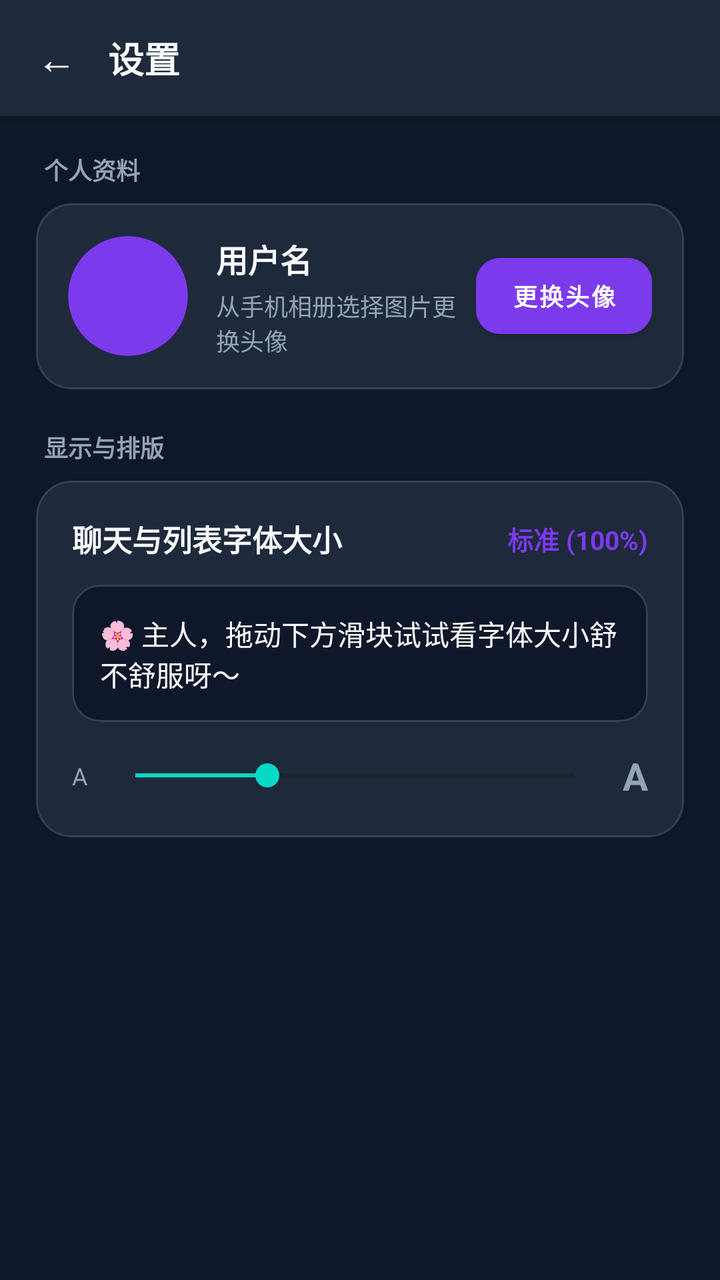
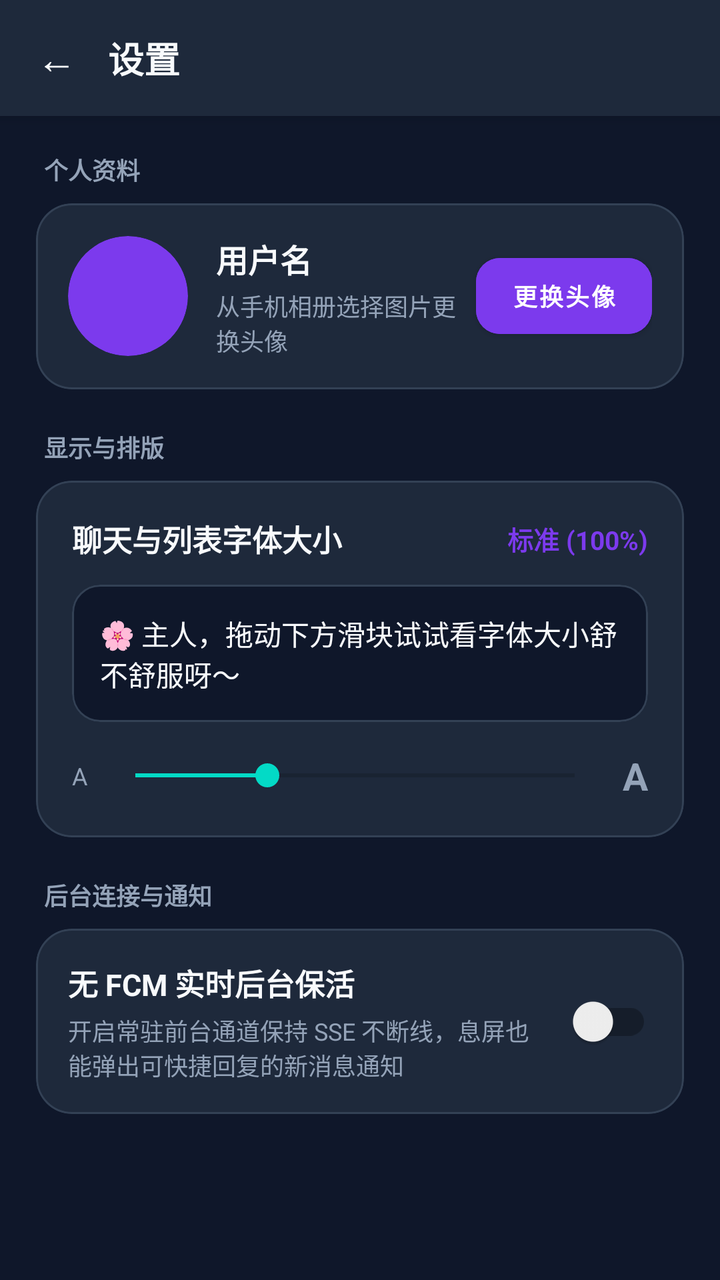

Two renders of the same Android screen: before a commit and after it. Below are the layout's source before the change and the commit's diff.
<!-- AndroidManifest.xml: application theme Theme.MaterialComponents.DayNight.NoActionBar -->
<!-- res/layout/activity_settings.xml -->
<?xml version="1.0" encoding="utf-8"?>
<LinearLayout xmlns:android="http://schemas.android.com/apk/res/android"
    xmlns:app="http://schemas.android.com/apk/res-auto"
    android:id="@+id/settings_root"
    android:layout_width="match_parent"
    android:layout_height="match_parent"
    android:orientation="vertical"
    android:background="#0F172A">

    
    <LinearLayout
        android:id="@+id/settings_topbar"
        android:layout_width="match_parent"
        android:layout_height="58dp"
        android:background="#1E293B"
        android:orientation="horizontal"
        android:gravity="center_vertical"
        android:paddingStart="6dp"
        android:paddingEnd="16dp"
        android:elevation="4dp">

        <com.google.android.material.button.MaterialButton
            android:id="@+id/btn_settings_back"
            style="@style/Widget.MaterialComponents.Button.TextButton"
            android:layout_width="44dp"
            android:layout_height="44dp"
            android:minWidth="0dp"
            android:minHeight="0dp"
            android:insetTop="0dp"
            android:insetBottom="0dp"
            android:text="←"
            android:textColor="#F8FAFC"
            android:textSize="20sp"
            android:padding="0dp" />

        <TextView
            android:id="@+id/tv_settings_title"
            android:layout_width="wrap_content"
            android:layout_height="wrap_content"
            android:layout_marginStart="4dp"
            android:text="设置"
            android:textColor="#F8FAFC"
            android:textSize="18sp"
            android:textStyle="bold" />
    </LinearLayout>

    <ScrollView
        android:layout_width="match_parent"
        android:layout_height="match_parent"
        android:scrollbars="none">

        <LinearLayout
            android:layout_width="match_parent"
            android:layout_height="wrap_content"
            android:orientation="vertical"
            android:padding="18dp">

            
            <TextView
                android:id="@+id/tv_section_profile"
                android:layout_width="wrap_content"
                android:layout_height="wrap_content"
                android:text="个人资料"
                android:textColor="#94A3B8"
                android:textSize="12sp"
                android:textStyle="bold"
                android:layout_marginStart="4dp"
                android:layout_marginBottom="8dp" />

            <com.google.android.material.card.MaterialCardView
                android:id="@+id/card_settings_avatar"
                android:layout_width="match_parent"
                android:layout_height="wrap_content"
                android:layout_marginBottom="20dp"
                app:cardBackgroundColor="#1E293B"
                app:cardCornerRadius="18dp"
                app:cardElevation="0dp"
                app:strokeColor="#334155"
                app:strokeWidth="1dp">

                <LinearLayout
                    android:layout_width="match_parent"
                    android:layout_height="wrap_content"
                    android:orientation="horizontal"
                    android:gravity="center_vertical"
                    android:padding="16dp">

                    <com.google.android.material.card.MaterialCardView
                        android:layout_width="60dp"
                        android:layout_height="60dp"
                        app:cardBackgroundColor="#7C3AED"
                        app:cardCornerRadius="30dp"
                        app:cardElevation="0dp"
                        app:strokeWidth="0dp">

                        <FrameLayout
                            android:layout_width="match_parent"
                            android:layout_height="match_parent">

                            <TextView
                                android:id="@+id/tv_settings_avatar"
                                android:layout_width="match_parent"
                                android:layout_height="match_parent"
                                android:gravity="center"
                                android:textColor="#FFFFFF"
                                android:textSize="22sp"
                                android:textStyle="bold" />

                            <ImageView
                                android:id="@+id/iv_settings_avatar"
                                android:layout_width="match_parent"
                                android:layout_height="match_parent"
                                android:scaleType="centerCrop"
                                android:visibility="gone"
                                android:contentDescription="设置头像预览" />
                        </FrameLayout>
                    </com.google.android.material.card.MaterialCardView>

                    <LinearLayout
                        android:layout_width="0dp"
                        android:layout_height="wrap_content"
                        android:layout_weight="1"
                        android:layout_marginStart="14dp"
                        android:orientation="vertical">

                        <TextView
                            android:id="@+id/tv_settings_name"
                            android:layout_width="wrap_content"
                            android:layout_height="wrap_content"
                            android:text="用户名"
                            android:textColor="#F8FAFC"
                            android:textSize="16sp"
                            android:textStyle="bold" />

                        <TextView
                            android:id="@+id/tv_settings_avatar_desc"
                            android:layout_width="wrap_content"
                            android:layout_height="wrap_content"
                            android:layout_marginTop="3dp"
                            android:text="从手机相册选择图片更换头像"
                            android:textColor="#94A3B8"
                            android:textSize="12sp" />
                    </LinearLayout>

                    <com.google.android.material.button.MaterialButton
                        android:id="@+id/btn_pick_avatar"
                        android:layout_width="wrap_content"
                        android:layout_height="38dp"
                        android:minHeight="0dp"
                        android:insetTop="0dp"
                        android:insetBottom="0dp"
                        android:backgroundTint="#7C3AED"
                        android:text="更换头像"
                        android:textColor="#FFFFFF"
                        android:textSize="12sp"
                        android:textStyle="bold"
                        android:paddingStart="14dp"
                        android:paddingEnd="14dp"
                        app:cornerRadius="12dp" />
                </LinearLayout>
            </com.google.android.material.card.MaterialCardView>

            
            <TextView
                android:id="@+id/tv_section_display"
                android:layout_width="wrap_content"
                android:layout_height="wrap_content"
                android:text="显示与排版"
                android:textColor="#94A3B8"
                android:textSize="12sp"
                android:textStyle="bold"
                android:layout_marginStart="4dp"
                android:layout_marginBottom="8dp" />

            <com.google.android.material.card.MaterialCardView
                android:id="@+id/card_settings_font"
                android:layout_width="match_parent"
                android:layout_height="wrap_content"
                android:layout_marginBottom="20dp"
                app:cardBackgroundColor="#1E293B"
                app:cardCornerRadius="18dp"
                app:cardElevation="0dp"
                app:strokeColor="#334155"
                app:strokeWidth="1dp">

                <LinearLayout
                    android:layout_width="match_parent"
                    android:layout_height="wrap_content"
                    android:orientation="vertical"
                    android:padding="18dp">

                    <LinearLayout
                        android:layout_width="match_parent"
                        android:layout_height="wrap_content"
                        android:orientation="horizontal"
                        android:gravity="center_vertical"
                        android:layout_marginBottom="12dp">

                        <TextView
                            android:id="@+id/tv_font_title"
                            android:layout_width="0dp"
                            android:layout_height="wrap_content"
                            android:layout_weight="1"
                            android:text="聊天与列表字体大小"
                            android:textColor="#F8FAFC"
                            android:textSize="15sp"
                            android:textStyle="bold" />

                        <TextView
                            android:id="@+id/tv_font_value"
                            android:layout_width="wrap_content"
                            android:layout_height="wrap_content"
                            android:text="标准 (100%)"
                            android:textColor="#7C3AED"
                            android:textSize="13sp"
                            android:textStyle="bold" />
                    </LinearLayout>

                    
                    <com.google.android.material.card.MaterialCardView
                        android:id="@+id/card_font_preview"
                        android:layout_width="match_parent"
                        android:layout_height="wrap_content"
                        android:layout_marginBottom="14dp"
                        app:cardBackgroundColor="#0F172A"
                        app:cardCornerRadius="14dp"
                        app:cardElevation="0dp"
                        app:strokeColor="#334155"
                        app:strokeWidth="1dp">

                        <TextView
                            android:id="@+id/tv_font_preview"
                            android:layout_width="match_parent"
                            android:layout_height="wrap_content"
                            android:padding="14dp"
                            android:text="🌸 主人，拖动下方滑块试试看字体大小舒不舒服呀～"
                            android:textColor="#F8FAFC"
                            android:textSize="14sp" />
                    </com.google.android.material.card.MaterialCardView>

                    <LinearLayout
                        android:layout_width="match_parent"
                        android:layout_height="wrap_content"
                        android:orientation="horizontal"
                        android:gravity="center_vertical">

                        <TextView
                            android:id="@+id/tv_font_small"
                            android:layout_width="wrap_content"
                            android:layout_height="wrap_content"
                            android:text="A"
                            android:textColor="#94A3B8"
                            android:textSize="12sp" />

                        <SeekBar
                            android:id="@+id/seek_font_size"
                            android:layout_width="0dp"
                            android:layout_height="wrap_content"
                            android:layout_weight="1"
                            android:layout_marginStart="8dp"
                            android:layout_marginEnd="8dp"
                            android:max="10"
                            android:progress="3" />

                        <TextView
                            android:id="@+id/tv_font_large"
                            android:layout_width="wrap_content"
                            android:layout_height="wrap_content"
                            android:text="A"
                            android:textColor="#94A3B8"
                            android:textSize="19sp"
                            android:textStyle="bold" />
                    </LinearLayout>
                </LinearLayout>
            </com.google.android.material.card.MaterialCardView>

        </LinearLayout>
    </ScrollView>

</LinearLayout>
<!-- resources referenced by this layout -->
<resources>

</resources>

<!-- the commit's change to res/layout/activity_settings.xml (unified diff, before → after) -->
@@ -274,6 +274,69 @@
                 </LinearLayout>
             </com.google.android.material.card.MaterialCardView>
 
+            
+            <TextView
+                android:id="@+id/tv_section_keepalive"
+                android:layout_width="wrap_content"
+                android:layout_height="wrap_content"
+                android:text="后台连接与通知"
+                android:textColor="#94A3B8"
+                android:textSize="12sp"
+                android:textStyle="bold"
+                android:layout_marginStart="4dp"
+                android:layout_marginBottom="8dp" />
+
+            <com.google.android.material.card.MaterialCardView
+                android:id="@+id/card_settings_keepalive"
+                android:layout_width="match_parent"
+                android:layout_height="wrap_content"
+                android:layout_marginBottom="20dp"
+                app:cardBackgroundColor="#1E293B"
+                app:cardCornerRadius="18dp"
+                app:cardElevation="0dp"
+                app:strokeColor="#334155"
+                app:strokeWidth="1dp">
+
+                <LinearLayout
+                    android:layout_width="match_parent"
+                    android:layout_height="wrap_content"
+                    android:orientation="horizontal"
+                    android:gravity="center_vertical"
+                    android:padding="16dp">
+
+                    <LinearLayout
+                        android:layout_width="0dp"
+                        android:layout_height="wrap_content"
+                        android:layout_weight="1"
+                        android:orientation="vertical"
+                        android:layout_marginEnd="12dp">
+
+                        <TextView
+                            android:id="@+id/tv_keepalive_title"
+                            android:layout_width="wrap_content"
+                            android:layout_height="wrap_content"
+                            android:text="无 FCM 实时后台保活"
+                            android:textColor="#F8FAFC"
+                            android:textSize="15sp"
+                            android:textStyle="bold" />
+
+                        <TextView
+                            android:id="@+id/tv_keepalive_desc"
+                            android:layout_width="wrap_content"
+                            android:layout_height="wrap_content"
+                            android:layout_marginTop="4dp"
+                            android:text="开启常驻前台通道保持 SSE 不断线，息屏也能弹出可快捷回复的新消息通知"
+                            android:textColor="#94A3B8"
+                            android:textSize="12sp" />
+                    </LinearLayout>
+
+                    <androidx.appcompat.widget.SwitchCompat
+                        android:id="@+id/switch_keep_alive"
+                        android:layout_width="wrap_content"
+                        android:layout_height="wrap_content" />
+                </LinearLayout>
+            </com.google.android.material.card.MaterialCardView>
+
         </LinearLayout>
     </ScrollView>
 
